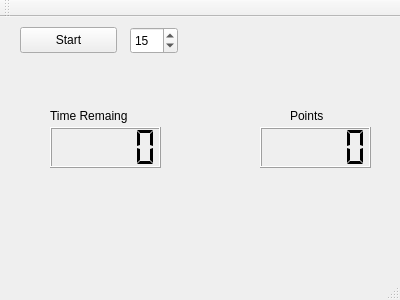
Qt form mainwindow.ui (nafarya/keybord-trainer) before a commit.
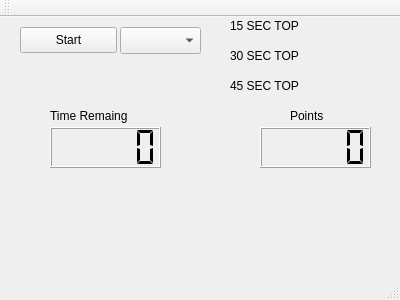
The same form after that commit.

```diff
--- a/mainwindow.ui
+++ b/mainwindow.ui
@@ -45,28 +45,6 @@
      <string>Start</string>
     </property>
    </widget>
-   <widget class="QSpinBox" name="spinBoxTime">
-    <property name="geometry">
-     <rect>
-      <x>130</x>
-      <y>10</y>
-      <width>48</width>
-      <height>27</height>
-     </rect>
-    </property>
-    <property name="minimum">
-     <number>10</number>
-    </property>
-    <property name="maximum">
-     <number>60</number>
-    </property>
-    <property name="singleStep">
-     <number>5</number>
-    </property>
-    <property name="value">
-     <number>15</number>
-    </property>
-   </widget>
    <widget class="QLCDNumber" name="lcdPoints">
     <property name="geometry">
      <rect>
@@ -122,6 +100,94 @@
      <string>Time Remaing</string>
     </property>
    </widget>
+   <widget class="QComboBox" name="comboBox">
+    <property name="geometry">
+     <rect>
+      <x>120</x>
+      <y>10</y>
+      <width>81</width>
+      <height>27</height>
+     </rect>
+    </property>
+   </widget>
+   <widget class="QLabel" name="label_3">
+    <property name="geometry">
+     <rect>
+      <x>320</x>
+      <y>0</y>
+      <width>67</width>
+      <height>17</height>
+     </rect>
+    </property>
+    <property name="text">
+     <string/>
+    </property>
+   </widget>
+   <widget class="QLabel" name="label_4">
+    <property name="geometry">
+     <rect>
+      <x>320</x>
+      <y>30</y>
+      <width>67</width>
+      <height>17</height>
+     </rect>
+    </property>
+    <property name="text">
+     <string/>
+    </property>
+   </widget>
+   <widget class="QLabel" name="label_5">
+    <property name="geometry">
+     <rect>
+      <x>320</x>
+      <y>60</y>
+      <width>67</width>
+      <height>17</height>
+     </rect>
+    </property>
+    <property name="text">
+     <string/>
+    </property>
+   </widget>
+   <widget class="QLabel" name="label_6">
+    <property name="geometry">
+     <rect>
+      <x>230</x>
+      <y>0</y>
+      <width>81</width>
+      <height>17</height>
+     </rect>
+    </property>
+    <property name="text">
+     <string>15 SEC TOP </string>
+    </property>
+   </widget>
+   <widget class="QLabel" name="label_7">
+    <property name="geometry">
+     <rect>
+      <x>230</x>
+      <y>30</y>
+      <width>81</width>
+      <height>17</height>
+     </rect>
+    </property>
+    <property name="text">
+     <string>30 SEC TOP</string>
+    </property>
+   </widget>
+   <widget class="QLabel" name="label_8">
+    <property name="geometry">
+     <rect>
+      <x>230</x>
+      <y>60</y>
+      <width>81</width>
+      <height>17</height>
+     </rect>
+    </property>
+    <property name="text">
+     <string>45 SEC TOP</string>
+    </property>
+   </widget>
   </widget>
   <widget class="QMenuBar" name="menuBar">
    <property name="geometry">
```
